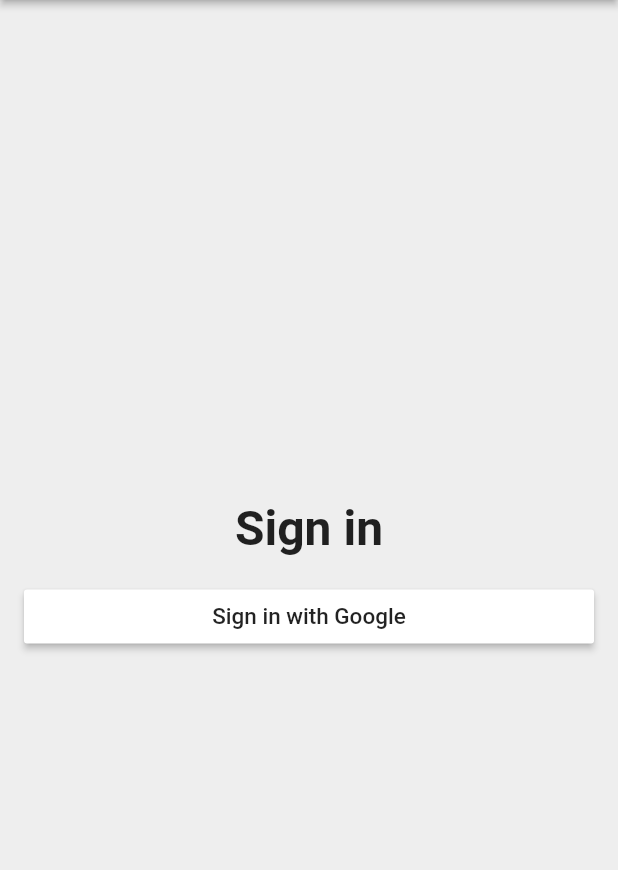
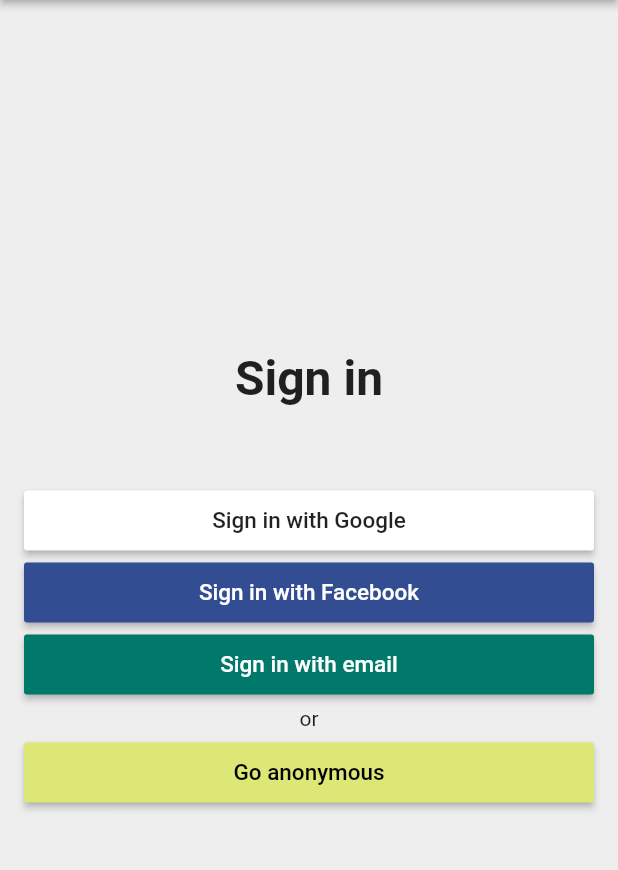
Before and after one commit to matua/time_tracker_flutter, a Flutter app: the screen it shows after launch, on a phone screen of 412 x 824 dp, the part 84-954 px from its top. Run offline on Flutter 3.47's test engine with Material 2 defaults, Android fonts, the phone set to English and light mode, and no system bars.

Commit message:
Added all sign in buttons to sign in page

```diff
--- a/lib/app/sign_in/sign_in_button.dart
+++ b/lib/app/sign_in/sign_in_button.dart
@@ -10,6 +10,7 @@ class SignInButton extends CustomElevatedButton {
             style: TextStyle(color: textColor, fontSize: 15),
           ),
           color: color,
+          height: 40.0,
           onPressed: onPressed,
         );
 }
--- a/lib/app/sign_in/sign_in_page.dart
+++ b/lib/app/sign_in/sign_in_page.dart
@@ -31,7 +31,7 @@ class SignInPage extends StatelessWidget {
             ),
           ),
           SizedBox(
-            height: 8.0,
+            height: 48.0,
           ),
           SizedBox(
             height: 8.0,
@@ -42,6 +42,36 @@ class SignInPage extends StatelessWidget {
             color: Colors.white,
             onPressed: () {},
           ),
+          SizedBox(height: 8.0),
+          SignInButton(
+            text: 'Sign in with Facebook',
+            textColor: Colors.white,
+            color: Color(0xFF334D92),
+            onPressed: () {},
+          ),
+          SizedBox(height: 8.0),
+          SignInButton(
+            text: 'Sign in with email',
+            textColor: Colors.white,
+            color: Colors.teal[700],
+            onPressed: () {},
+          ),
+          SizedBox(height: 8.0),
+          Text(
+            'or',
+            style: TextStyle(
+              fontSize: 14.0,
+              color: Colors.black87,
+            ),
+            textAlign: TextAlign.center,
+          ),
+          SizedBox(height: 8.0),
+          SignInButton(
+            text: 'Go anonymous',
+            textColor: Colors.black,
+            color: Colors.lime[300],
+            onPressed: () {},
+          ),
         ],
       ),
     );
--- a/lib/common_widgets/custom_elevated_button.dart
+++ b/lib/common_widgets/custom_elevated_button.dart
@@ -5,17 +5,21 @@ class CustomElevatedButton extends StatelessWidget {
     this.child,
     this.color,
     this.borderRadius: 2.0,
+    this.height: 50.0,
     this.onPressed,
   });
 
   final Widget child;
   final Color color;
   final double borderRadius;
+  final double height;
   final VoidCallback onPressed;
 
   @override
   Widget build(BuildContext context) {
-    return ElevatedButton(
+    return SizedBox(
+      height: height,
+      child: ElevatedButton(
         onPressed: onPressed,
         style: ButtonStyle(
             backgroundColor: MaterialStateProperty.all<Color>(color),
@@ -24,6 +28,7 @@ class CustomElevatedButton extends StatelessWidget {
               borderRadius: BorderRadius.circular(borderRadius),
             ))),
         child: child,
+      ),
     );
   }
 }
```
Lines whose indentation alone changed are shown as unchanged.
